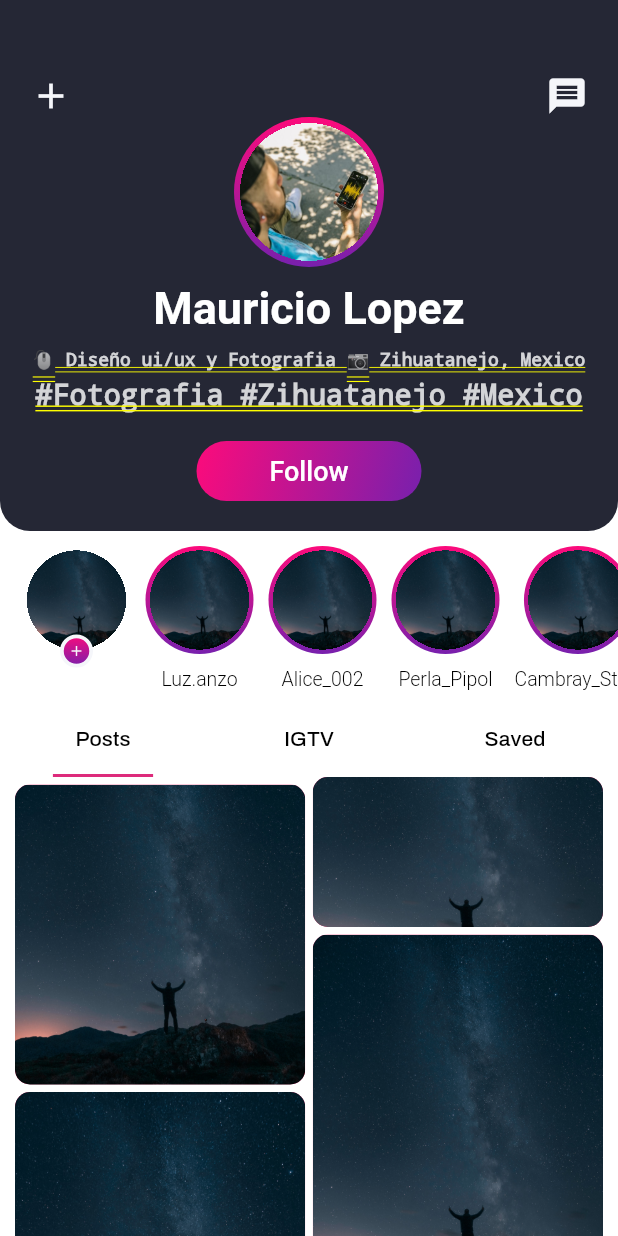
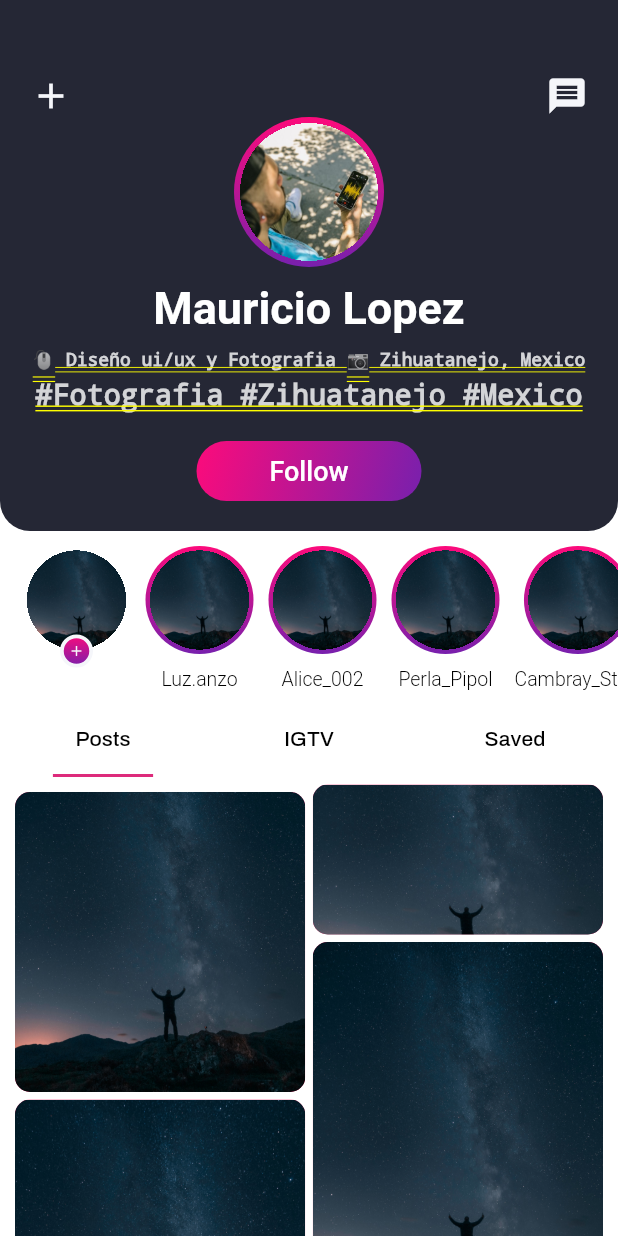
Before and after one commit to anasfik/instagram_ui_redesign, a Flutter app: the ProfileScreen screen opened by its route, on a phone screen of 412 x 824 dp. Run offline on Flutter 3.47's test engine with Material 2 defaults, Android fonts, the phone set to English and light mode, and no system bars; drawn by our look-alikes of auto_size_text; our stand-ins replace flutter_svg, get, google_fonts.

Commit message:
[ Add ] added the grid view for both the IGTV and Saved

```diff
--- a/lib/screens/profile_screen/profile_screen.dart
+++ b/lib/screens/profile_screen/profile_screen.dart
@@ -26,7 +26,7 @@ class ProfileScreen extends GetView<ProfileScreenController> {
           IURProfileTabs(),
           SizedBox(
               height: 1300,
-              width: MediaQuery.of(context).size.width - 20,
+              width: MediaQuery.of(context).size.width - 10,
               child: const IURProfileTabView()),
         ],
       ),
--- a/lib/screens/profile_screen/widgets/IURProfile_tab_view.dart
+++ b/lib/screens/profile_screen/widgets/IURProfile_tab_view.dart
@@ -13,13 +13,16 @@ class IURProfileTabView extends GetView<ProfileScreenController> {
     return TabBarView(
       controller: controller.tabController,
       children: <Widget>[
-        MasonryGridView.count(
+        ...List.generate(
+          controller.tabsTexts.length,
+          (index) => MasonryGridView.count(
             physics: const NeverScrollableScrollPhysics(),
             shrinkWrap: true,
             crossAxisCount: 2,
             mainAxisSpacing: 5,
             crossAxisSpacing: 5,
             itemCount: 10,
+            padding: const EdgeInsets.all(5),
             itemBuilder: (context, index) {
               return ClipRRect(
                 borderRadius: BorderRadius.circular(10),
@@ -35,8 +38,7 @@ class IURProfileTabView extends GetView<ProfileScreenController> {
               );
             },
           ),
-        Container(),
-        Container()
+        ),
       ],
     );
   }
```
Lines whose indentation alone changed are shown as unchanged.
